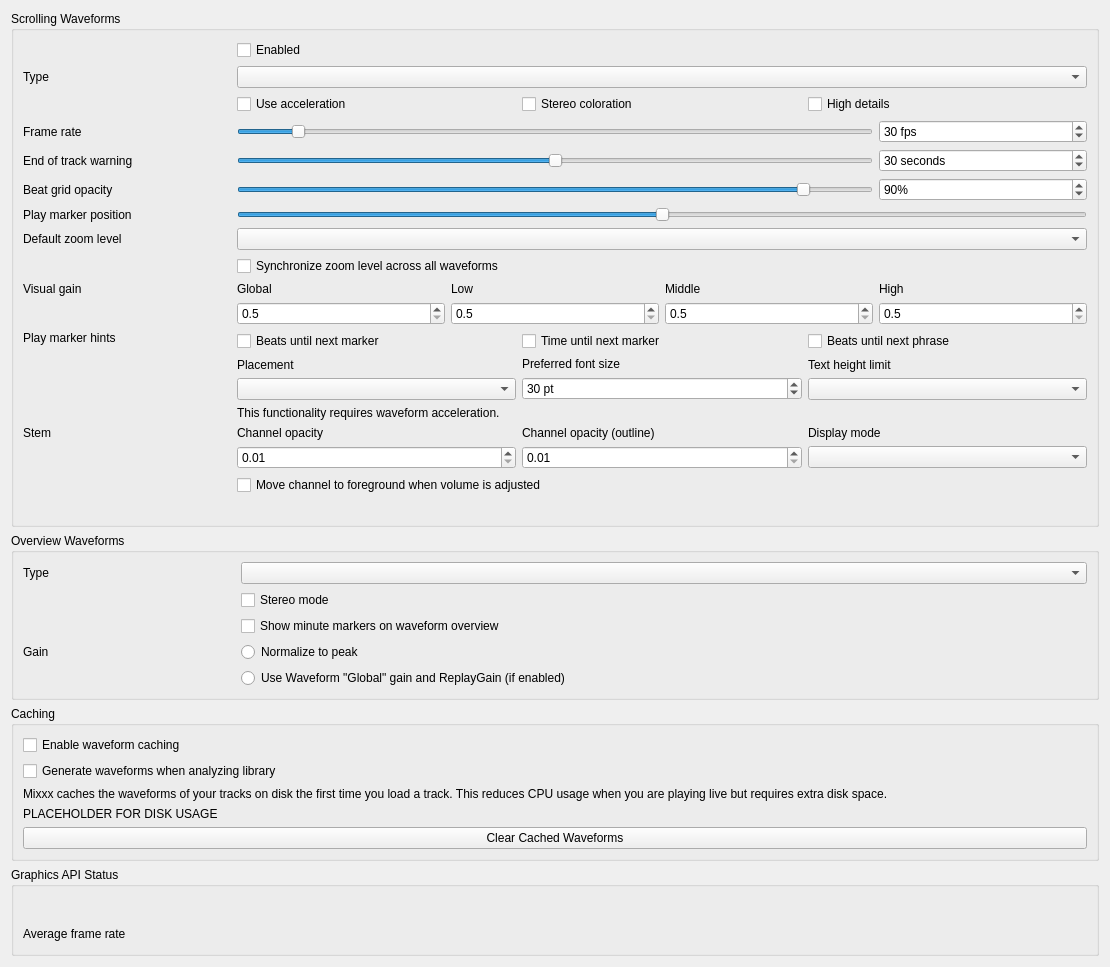
Old version of the form src/preferences/dialog/dlgprefwaveformdlg.ui in the repository tiit12/mixxx_onnx.
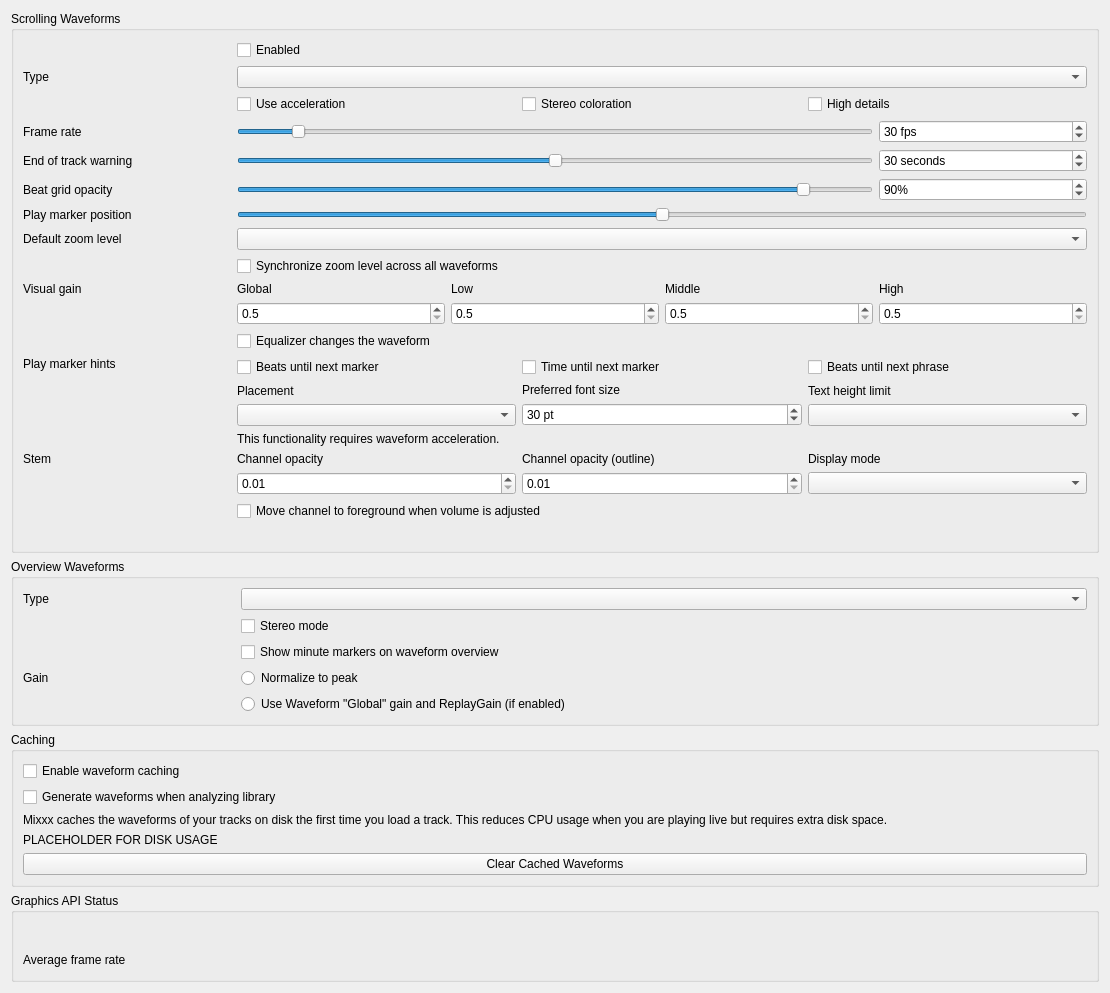
New version of the form.

Commit message:
Add option to keep the equalizer from changing the waveform
[AI-generated text, written by Claude Code]
- New preference "Equalizer changes the waveform" ([Waveform],EqAffectsWaveform,
  default on). If disabled, the EQ knobs and kill switches only change the
  sound; the visual gain settings still apply.
- Reset to defaults also restores the phrase countdown option
- Document both waveform options in tools/beatthis/README.md
[End of AI-generated text]

Diff of the .ui file:
```diff
--- a/src/preferences/dialog/dlgprefwaveformdlg.ui
+++ b/src/preferences/dialog/dlgprefwaveformdlg.ui
@@ -466,6 +466,16 @@
          </property>
         </widget>
        </item>
+       <item row="2" column="0" colspan="4">
+        <widget class="QCheckBox" name="eqAffectsWaveformCheckBox">
+         <property name="toolTip">
+          <string>If disabled, the equalizer and its kill switches only change the sound, the waveform always shows the original track.</string>
+         </property>
+         <property name="text">
+          <string>Equalizer changes the waveform</string>
+         </property>
+        </widget>
+       </item>
       </layout>
      </item>
 
```
Left out of the diff: 1 changed line with no effect on the pictures. The commit also changes 6 other files.
